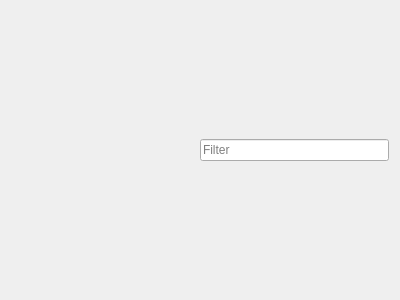
First picture: the form in smallWidgets/FilterWidget.ui, repository Komet/MediaElch, before the edit.
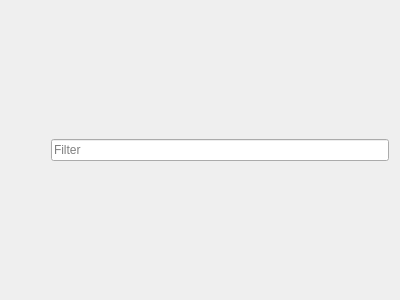
Second picture: the form after the edit. Custom widgets are drawn as their Qt base class.

Commit message: First part of reworked filter widget

What changed in the file:
```diff
--- a/smallWidgets/FilterWidget.ui
+++ b/smallWidgets/FilterWidget.ui
@@ -19,7 +19,7 @@
   <property name="windowTitle">
    <string>Form</string>
   </property>
-  <layout class="QHBoxLayout" name="horizontalLayout">
+  <layout class="QHBoxLayout" name="horizontalLayout" stretch="0,1">
    <item>
     <spacer name="horizontalSpacer">
      <property name="orientation">
@@ -35,9 +35,15 @@
    </item>
    <item>
     <widget class="MyLineEdit" name="lineEdit">
+     <property name="minimumSize">
+      <size>
+       <width>100</width>
+       <height>0</height>
+      </size>
+     </property>
      <property name="maximumSize">
       <size>
-       <width>200</width>
+       <width>400</width>
        <height>16777215</height>
       </size>
      </property>
```
The commit also changes 28 other files.
